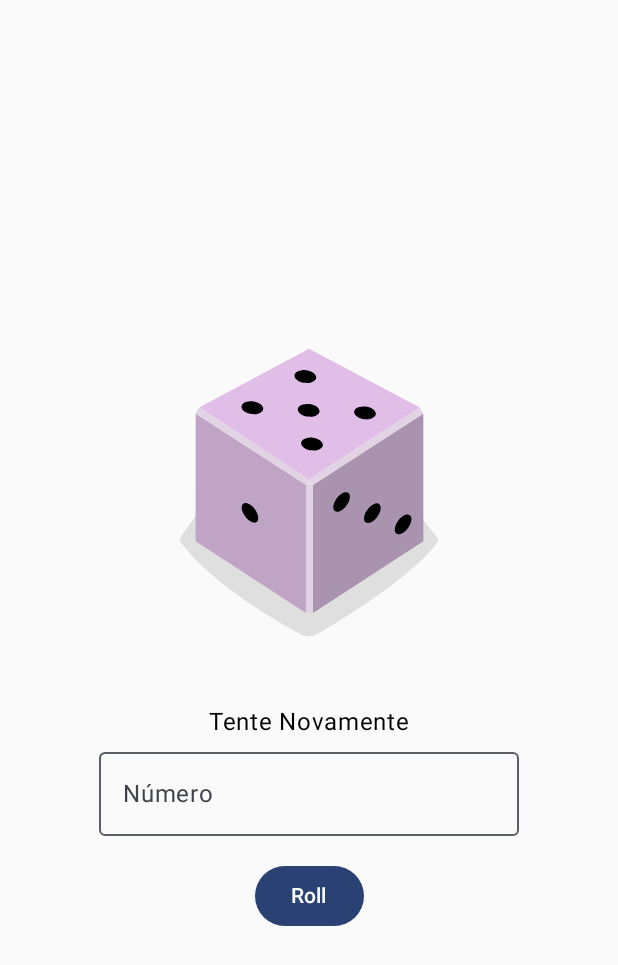
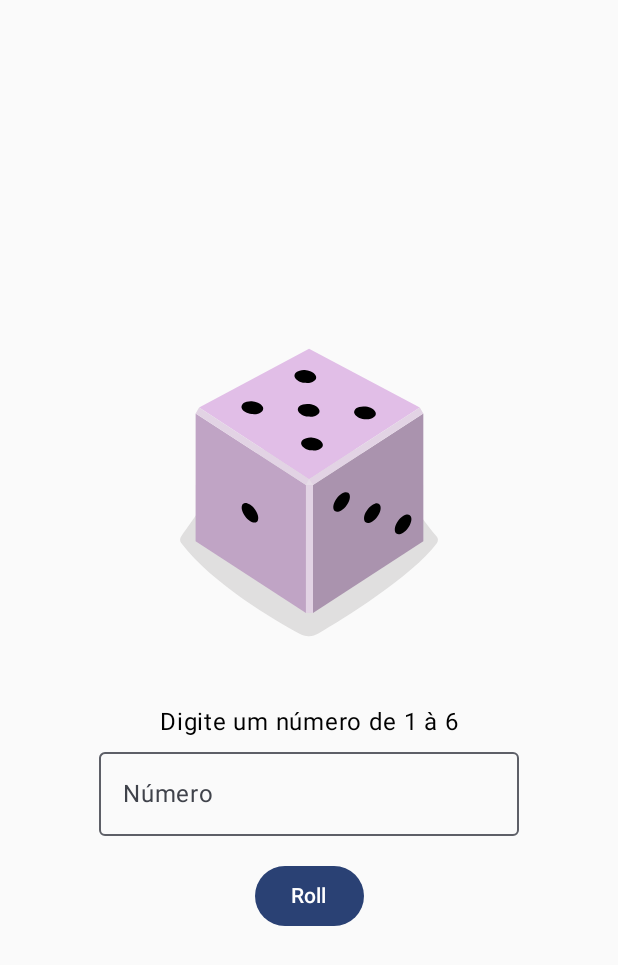
Before and after one commit to Chrb09/Atividade_Dice-Roller, an Android app built with Jetpack Compose: the screen it shows after launch (MainActivity), after a tap on "Roll", on a phone screen of 412 x 824 dp. Shown: the top 965 px of the screen. Run offline under Robolectric (Android 15) with nearby library versions, the phone set to English and light mode, and no system bars.

Commit message:
verificar se número é valido

```diff
--- a/app/src/main/java/com/example/diceroller/MainActivity.kt
+++ b/app/src/main/java/com/example/diceroller/MainActivity.kt
@@ -83,9 +83,10 @@ fun DiceWithButtonAndImage(modifier: Modifier = Modifier) {
         Spacer(modifier = Modifier.height(16.dp))
         Button(onClick = {
             result = (1..6).random()
-            sucess = when (result.toString()){
-                textField -> "Você Adivinhou Corretamente!"
-                else -> "Tente Novamente"
+            sucess = when (textField){
+                result.toString() -> "Você Adivinhou Corretamente! ($result)"
+                "1", "2", "3", "4", "5", "6"-> "Tente Novamente"
+                else ->  "Digite um número de 1 à 6"
             }
             textField = ""
         }) {
```
